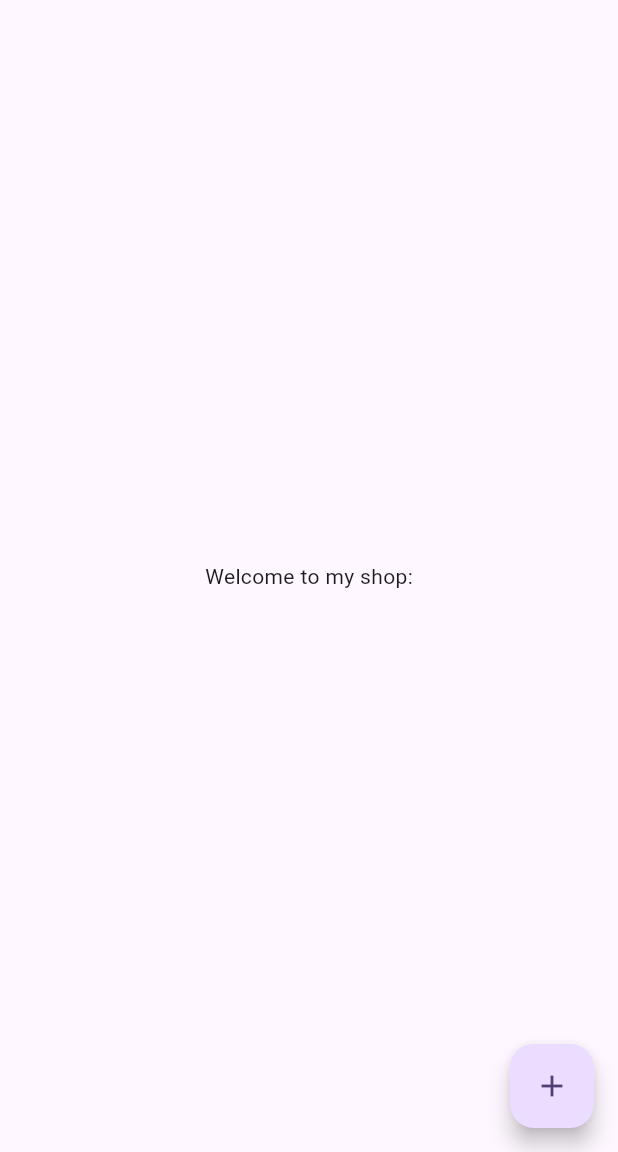
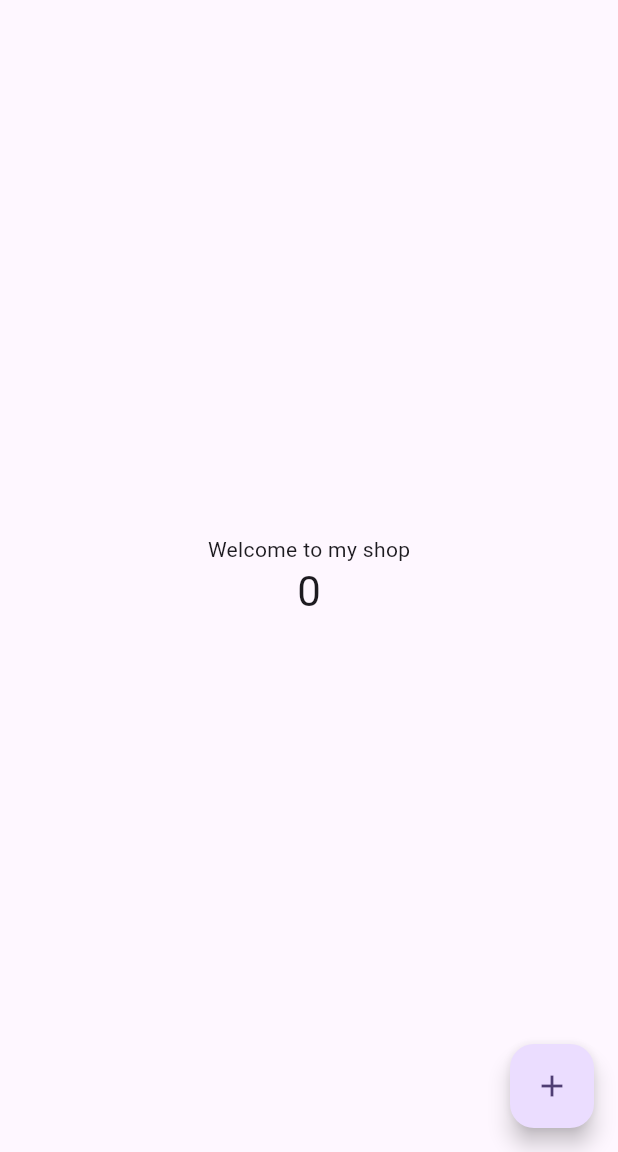
Before and after one commit to kaydehoopz05/myapp, a Flutter app: the screen it shows after launch, on a phone screen of 412 x 824 dp, the part 84-1236 px from its top. Run offline on Flutter 3.47's test engine with Material 3 defaults, Android fonts, the phone set to English and light mode, and no system bars.

Commit message:
Added text widget

```diff
--- a/lib/main.dart
+++ b/lib/main.dart
@@ -54,7 +54,6 @@ class MyHomePage extends StatefulWidget {
 }
 
 class _MyHomePageState extends State<MyHomePage> {
-  // ignore: unused_field
   int _counter = 0;
 
   void _incrementCounter() {
@@ -104,7 +103,15 @@ class _MyHomePageState extends State<MyHomePage> {
           // action in the IDE, or press "p" in the console), to see the
           // wireframe for each widget.
           mainAxisAlignment: MainAxisAlignment.center,
-          children: <Widget>[const Text('Welcome to my shop:')],
+          children: <Widget>[
+            const Text(
+              'Welcome to my shop',
+            ),
+            Text(
+              '$_counter',
+              style: Theme.of(context).textTheme.headlineMedium,
+            ),
+          ],
         ),
       ),
       floatingActionButton: FloatingActionButton(
```
Also changed, not shown: pubspec.yaml (+5 -5 lines), pubspec.lock.
